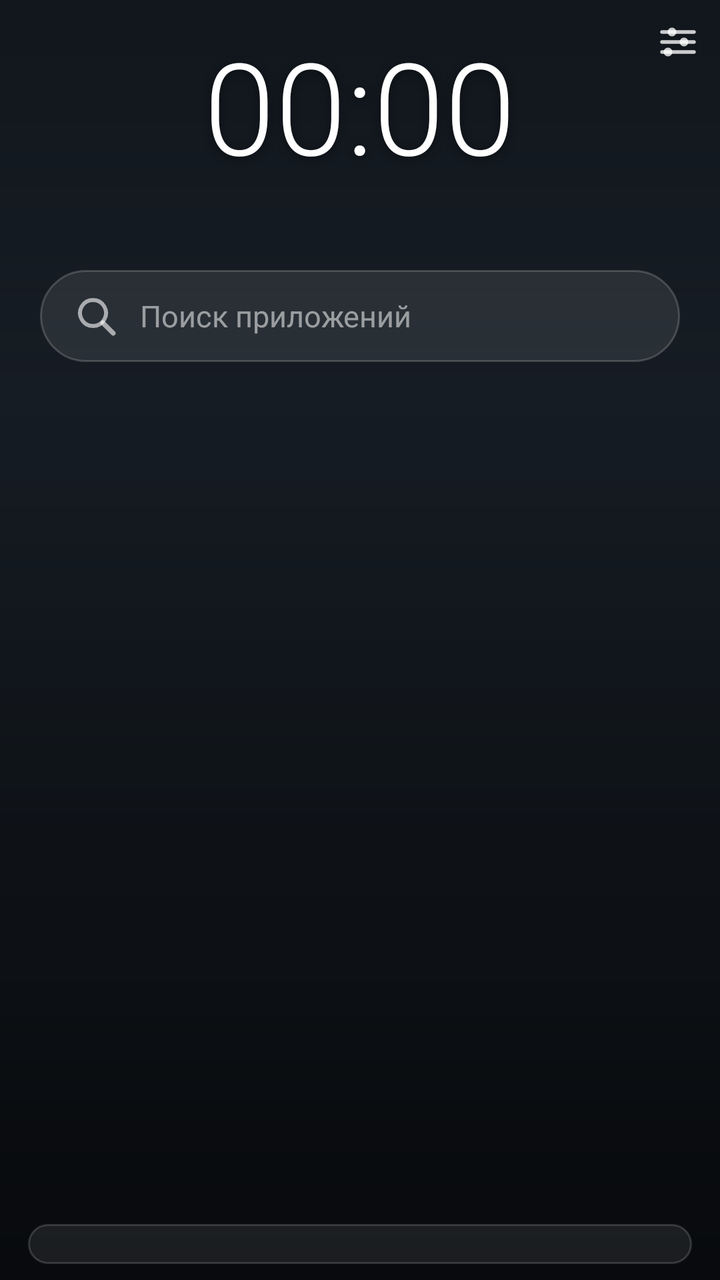
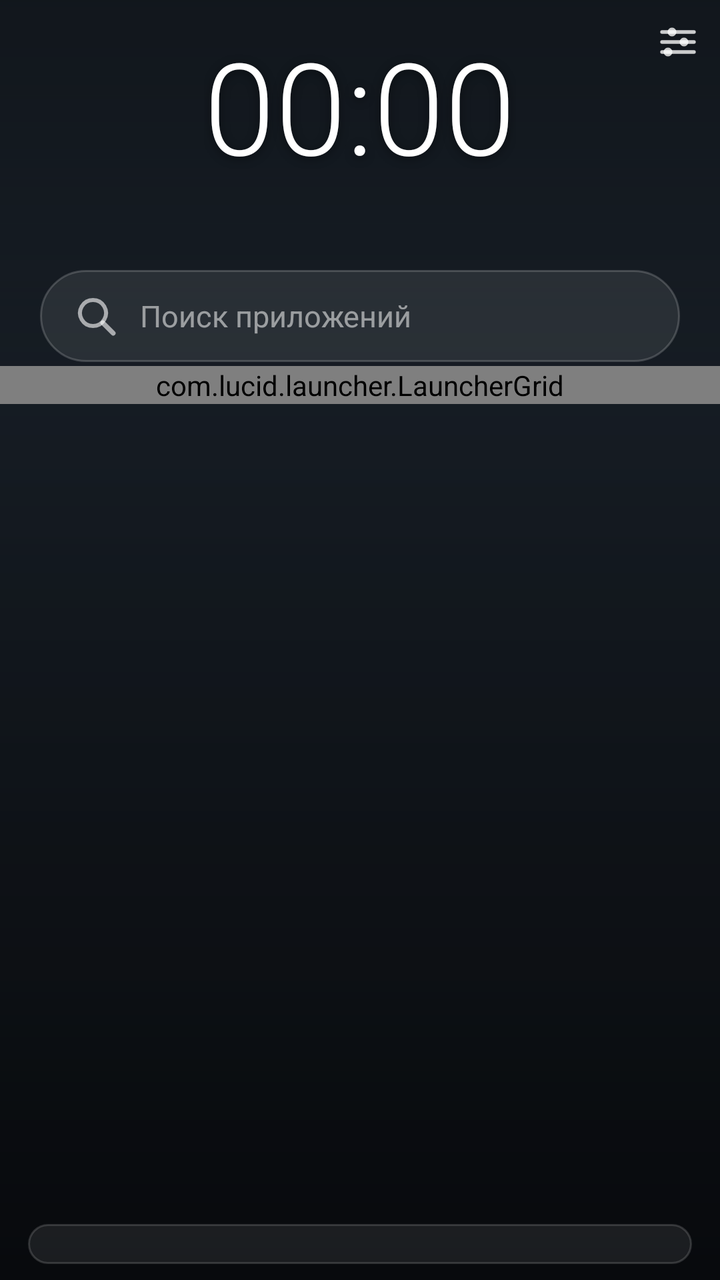

Screens rendered from an Android XML layout before and after an edit, with the pre-edit source and the edit as a unified diff.
<!-- AndroidManifest.xml: application theme LauncherTheme -->
<!-- res/layout/activity_main.xml -->
<?xml version="1.0" encoding="utf-8"?>
<FrameLayout xmlns:android="http://schemas.android.com/apk/res/android"
    android:id="@+id/root"
    android:layout_width="match_parent"
    android:layout_height="match_parent"
    android:focusableInTouchMode="true">

    <ImageView
        android:id="@+id/wallpaper"
        android:layout_width="match_parent"
        android:layout_height="match_parent"
        android:scaleType="centerCrop"
        android:contentDescription="@null" />

    <View
        android:id="@+id/scrim"
        android:layout_width="match_parent"
        android:layout_height="match_parent"
        android:background="@drawable/bg_scrim" />

    <LinearLayout
        android:id="@+id/content"
        android:layout_width="match_parent"
        android:layout_height="match_parent"
        android:orientation="vertical">

        <LinearLayout
            android:id="@+id/header"
            android:layout_width="match_parent"
            android:layout_height="wrap_content"
            android:orientation="vertical"
            android:gravity="center_horizontal"
            android:paddingLeft="20dp"
            android:paddingRight="20dp"
            android:paddingTop="10dp"
            android:paddingBottom="2dp">

            <TextView
                android:id="@+id/clock"
                android:layout_width="wrap_content"
                android:layout_height="wrap_content"
                android:fontFamily="sans-serif-light"
                android:textSize="64sp"
                android:textColor="#FFFFFF"
                android:shadowColor="#66000000"
                android:shadowRadius="12"
                android:shadowDx="0"
                android:shadowDy="3"
                android:text="00:00" />

            <TextView
                android:id="@+id/date"
                android:layout_width="wrap_content"
                android:layout_height="wrap_content"
                android:layout_marginTop="2dp"
                android:fontFamily="sans-serif-light"
                android:textSize="13sp"
                android:textColor="#B8FFFFFF"
                android:letterSpacing="0.06"
                android:shadowColor="#66000000"
                android:shadowRadius="6"
                android:shadowDx="0"
                android:shadowDy="2" />

            <FrameLayout
                android:id="@+id/search_pill"
                android:layout_width="match_parent"
                android:layout_height="46dp"
                android:layout_marginTop="20dp"
                android:background="@drawable/glass_pill">

                <EditText
                    android:id="@+id/search"
                    android:layout_width="match_parent"
                    android:layout_height="match_parent"
                    android:background="@null"
                    android:paddingLeft="16dp"
                    android:paddingRight="16dp"
                    android:drawableStart="@drawable/ic_search"
                    android:drawablePadding="10dp"
                    android:hint="@string/search_hint"
                    android:textColorHint="#88FFFFFF"
                    android:textColor="#FFFFFF"
                    android:textSize="15sp"
                    android:fontFamily="sans-serif"
                    android:singleLine="true"
                    android:inputType="text"
                    android:imeOptions="actionDone" />
            </FrameLayout>
        </LinearLayout>

        <LinearLayout
            android:id="@+id/widget_container"
            android:layout_width="match_parent"
            android:layout_height="wrap_content"
            android:orientation="vertical"
            android:paddingLeft="12dp"
            android:paddingRight="12dp"
            android:paddingTop="2dp"
            android:paddingBottom="2dp" />

        <GridView
            android:id="@+id/grid"
            android:layout_width="match_parent"
            android:layout_height="0dp"
            android:layout_weight="1"
            android:numColumns="4"
            android:verticalSpacing="10dp"
            android:horizontalSpacing="4dp"
            android:paddingLeft="14dp"
            android:paddingRight="14dp"
            android:paddingTop="8dp"
            android:paddingBottom="8dp"
            android:listSelector="@android:color/transparent"
            android:scrollbars="none"
            android:overScrollMode="never"
            android:cacheColorHint="#00000000"
            android:divider="@null" />

        <LinearLayout
            android:id="@+id/dock"
            android:layout_width="match_parent"
            android:layout_height="wrap_content"
            android:orientation="horizontal"
            android:gravity="center"
            android:paddingTop="10dp"
            android:paddingBottom="10dp"
            android:layout_marginLeft="14dp"
            android:layout_marginRight="14dp"
            android:layout_marginTop="4dp"
            android:layout_marginBottom="8dp"
            android:background="@drawable/glass_dock" />
    </LinearLayout>

    <ImageButton
        android:id="@+id/settings"
        android:layout_width="42dp"
        android:layout_height="42dp"
        android:layout_gravity="top|end"
        android:background="?android:attr/selectableItemBackgroundBorderless"
        android:src="@drawable/ic_settings"
        android:scaleType="centerInside"
        android:contentDescription="@string/settings" />

    <TextView
        android:id="@+id/empty"
        android:layout_width="wrap_content"
        android:layout_height="wrap_content"
        android:layout_gravity="center"
        android:text="@string/no_apps"
        android:textColor="#99FFFFFF"
        android:textSize="16sp"
        android:visibility="gone" />
</FrameLayout>
<!-- resources referenced by this layout -->
<resources>
  <!-- drawable bg_scrim (drawable) -->
  <?xml version="1.0" encoding="utf-8"?>
  <shape xmlns:android="http://schemas.android.com/apk/res/android" android:shape="rectangle">
      <gradient android:angle="270"
          android:startColor="#59000000"
          android:centerColor="#00000000"
          android:centerY="0.32"
          android:endColor="#4D000000" />
  </shape>
  <!-- drawable glass_dock (drawable) -->
  <?xml version="1.0" encoding="utf-8"?>
  <shape xmlns:android="http://schemas.android.com/apk/res/android" android:shape="rectangle">
      <corners android:radius="26dp" />
      <solid android:color="#14FFFFFF" />
      <stroke android:width="1dp" android:color="#26FFFFFF" />
  </shape>
  <!-- drawable glass_pill (drawable) -->
  <?xml version="1.0" encoding="utf-8"?>
  <shape xmlns:android="http://schemas.android.com/apk/res/android" android:shape="rectangle">
      <corners android:radius="23dp" />
      <solid android:color="#16FFFFFF" />
      <stroke android:width="1dp" android:color="#2EFFFFFF" />
  </shape>
  <!-- drawable ic_search (drawable) -->
  <?xml version="1.0" encoding="utf-8"?>
  <vector xmlns:android="http://schemas.android.com/apk/res/android"
      android:width="24dp" android:height="24dp"
      android:viewportWidth="24" android:viewportHeight="24">
      <path android:strokeColor="#99FFFFFF" android:strokeWidth="2"
          android:strokeLineCap="round" android:fillColor="#00000000"
          android:pathData="M10.5,4 a6.5,6.5 0 1 0 0.001,0" />
      <path android:strokeColor="#99FFFFFF" android:strokeWidth="2.4"
          android:strokeLineCap="round" android:fillColor="#00000000"
          android:pathData="M15.4,15.4 L20.6,20.6" />
  </vector>
  <!-- drawable ic_settings (drawable) -->
  <?xml version="1.0" encoding="utf-8"?>
  <vector xmlns:android="http://schemas.android.com/apk/res/android"
      android:width="24dp" android:height="24dp"
      android:viewportWidth="24" android:viewportHeight="24">
      <path android:strokeColor="#C7FFFFFF" android:strokeWidth="1.8" android:strokeLineCap="round"
          android:fillColor="#00000000" android:pathData="M4,7 L20,7 M4,12 L20,12 M4,17 L20,17" />
      <path android:fillColor="#C7FFFFFF"
          android:pathData="M6.8,7 a2.2,2.2 0 1 0 4.4,0 a2.2,2.2 0 1 0 -4.4,0 Z M12.8,12 a2.2,2.2 0 1 0 4.4,0 a2.2,2.2 0 1 0 -4.4,0 Z M4.8,17 a2.2,2.2 0 1 0 4.4,0 a2.2,2.2 0 1 0 -4.4,0 Z" />
  </vector>
  <string name="no_apps">Ничего не найдено</string>
  <string name="search_hint">Поиск приложений</string>
  <string name="settings">Настройки</string>
  <style name="LauncherTheme" parent="@android:style/Theme.DeviceDefault.NoActionBar">
          <item name="android:windowBackground">@drawable/bg_launcher</item>
          <item name="android:windowNoTitle">true</item>
          <item name="android:windowShowWallpaper">false</item>
          <item name="android:windowAnimationStyle">@null</item>
          <item name="android:colorAccent">#7FB4FF</item>
          <item name="android:colorPrimary">#10151B</item>
          <item name="android:colorPrimaryDark">#0B0E12</item>
      </style>
  <!-- drawable bg_launcher (drawable) -->
  <?xml version="1.0" encoding="utf-8"?>
  <shape xmlns:android="http://schemas.android.com/apk/res/android" android:shape="rectangle">
      <gradient android:angle="270" android:startColor="#1A222B" android:endColor="#0B0E12" />
  </shape>
</resources>

<!-- the commit's change to res/layout/activity_main.xml (unified diff, before → after) -->
@@ -89,33 +89,20 @@
             </FrameLayout>
         </LinearLayout>
 
-        <LinearLayout
-            android:id="@+id/widget_container"
-            android:layout_width="match_parent"
-            android:layout_height="wrap_content"
-            android:orientation="vertical"
-            android:paddingLeft="12dp"
-            android:paddingRight="12dp"
-            android:paddingTop="2dp"
-            android:paddingBottom="2dp" />
-
-        <GridView
-            android:id="@+id/grid"
+        <ScrollView
+            android:id="@+id/scroll"
             android:layout_width="match_parent"
             android:layout_height="0dp"
             android:layout_weight="1"
-            android:numColumns="4"
-            android:verticalSpacing="10dp"
-            android:horizontalSpacing="4dp"
-            android:paddingLeft="14dp"
-            android:paddingRight="14dp"
-            android:paddingTop="8dp"
-            android:paddingBottom="8dp"
-            android:listSelector="@android:color/transparent"
             android:scrollbars="none"
             android:overScrollMode="never"
-            android:cacheColorHint="#00000000"
-            android:divider="@null" />
+            android:fadingEdgeLength="0dp">
+
+            <com.lucid.launcher.LauncherGrid
+                android:id="@+id/grid"
+                android:layout_width="match_parent"
+                android:layout_height="wrap_content" />
+        </ScrollView>
 
         <LinearLayout
             android:id="@+id/dock"
